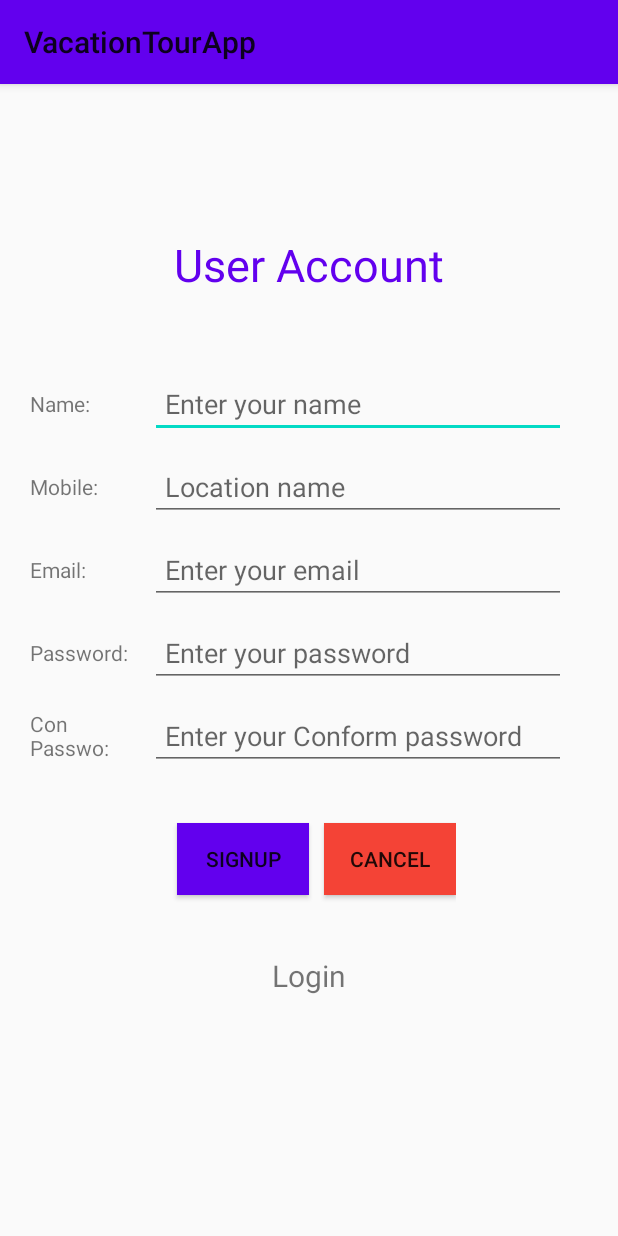
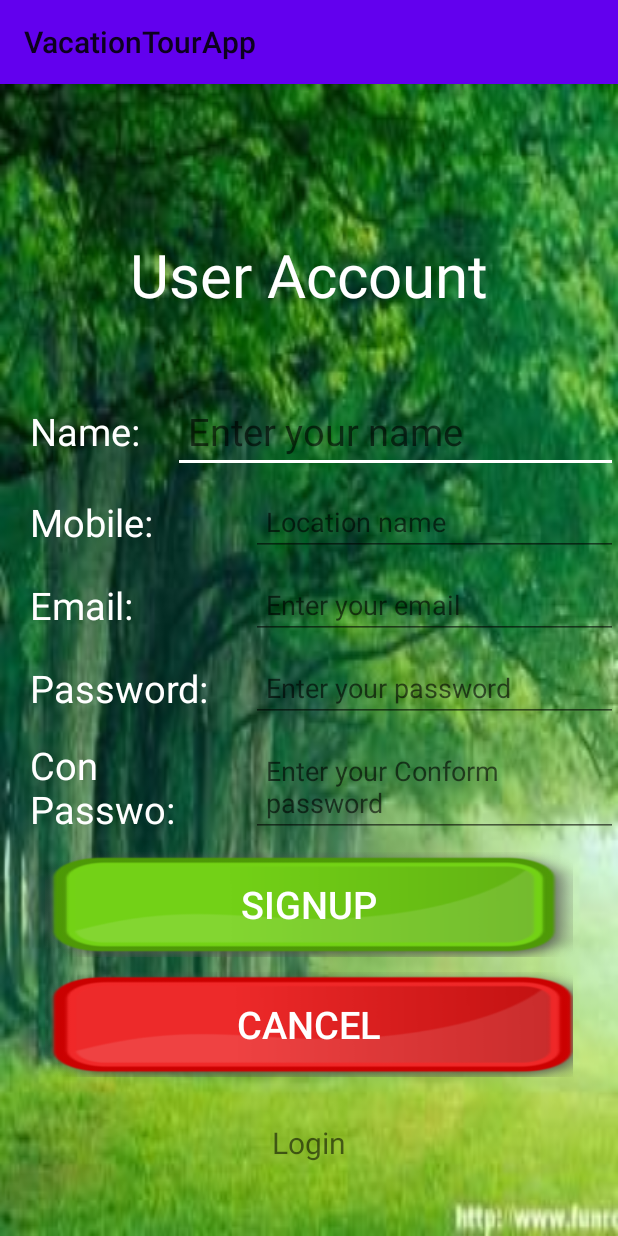
Before and after one commit to sharminrupa/VactionTourAndroidProject, an Android app: the LoginActivity screen opened directly, with no data from a screen before it, after a tap on "Registation here", on a phone screen of 412 x 824 dp. Run offline under Robolectric (Android 15) with nearby library versions, the light colour scheme and no system bars; Roboto replaces fonts that are not available here.

Commit message:
Fifth commit

```diff
--- a/app/src/main/AndroidManifest.xml
+++ b/app/src/main/AndroidManifest.xml
@@ -17,10 +17,9 @@
         android:roundIcon="@mipmap/ic_launcher_round"
         android:supportsRtl="true"
         android:theme="@style/AppTheme">
+        <activity android:name=".ViewYourTripActivity"></activity>
         <activity android:name=".TripDetailsActivity" />
-        <activity android:name=".ViewAllTripActivity">
-
-        </activity>
+        <activity android:name=".ViewAllTripActivity"></activity>
         <activity android:name=".EditTripBookingActivity" />
         <activity android:name=".ViewBookingActivity" />
         <activity android:name=".CreateTripActivity" />
--- a/app/src/main/java/com/rajendra/vacationtourapp/retrofit/RetrofitConfig.java
+++ b/app/src/main/java/com/rajendra/vacationtourapp/retrofit/RetrofitConfig.java
@@ -5,7 +5,7 @@ import retrofit2.Retrofit;
 import retrofit2.converter.gson.GsonConverterFactory;
 
 public class RetrofitConfig {
-    private static final String BASE_URL = "http://192.168.0.116:8080";
+    private static final String BASE_URL = "http://192.168.0.110:8080";
 
     private static Retrofit.Builder builder
             = new Retrofit.Builder()
--- a/app/src/main/res/layout/activity_main.xml
+++ b/app/src/main/res/layout/activity_main.xml
@@ -156,7 +156,7 @@
 
 
         <ImageView
-
+            android:id="@+id/tripList"
             android:layout_width="24dp"
             android:layout_height="24dp"
             android:layout_weight="1"
--- a/app/src/main/res/layout/activity_signup.xml
+++ b/app/src/main/res/layout/activity_signup.xml
@@ -5,6 +5,7 @@
     android:layout_width="match_parent"
     android:layout_height="match_parent"
     android:orientation="vertical"
+    android:background="@drawable/backg"
     tools:context=".MainActivity">
 
 
@@ -12,7 +13,7 @@
         android:layout_width="wrap_content"
         android:layout_height="wrap_content"
         android:layout_gravity="center"
-        android:orientation="vertical">
+        android:orientation="vertical" >
 
         <TextView
             android:layout_width="wrap_content"
@@ -20,8 +21,8 @@
             android:gravity="center"
             android:text="User Account"
             android:textFontWeight="300"
-            android:textColor="@color/colorPrimary"
-            android:textSize="30sp"
+            android:textColor="@color/cardview_light_background"
+            android:textSize="40sp"
             android:layout_marginTop="100dp"
             android:layout_marginBottom="50dp"/>
     </LinearLayout>
@@ -35,10 +36,12 @@
         android:layout_marginBottom="10dp">
 
         <TextView
-            android:layout_width="match_parent"
+            android:layout_width="180dp"
             android:layout_height="wrap_content"
             android:layout_weight="1"
             android:ems="5"
+            android:textSize="25sp"
+            android:textColor="@color/cardview_light_background"
             android:text="Name: "/>
 
         <EditText
@@ -47,6 +50,8 @@
             android:layout_height="wrap_content"
             android:ems="13"
             android:paddingLeft="10dp"
+            android:textSize="25sp"
+            android:textColor="@color/cardview_light_background"
             android:hint="Enter your name"
             android:layout_weight="1" />
 
@@ -62,10 +67,12 @@
         android:layout_marginBottom="10dp">
 
         <TextView
-            android:layout_width="match_parent"
+            android:layout_width="180dp"
             android:layout_height="wrap_content"
             android:layout_weight="1"
             android:ems="5"
+            android:textSize="25sp"
+            android:textColor="@color/cardview_light_background"
             android:text="Mobile: "/>
 
         <EditText
@@ -87,10 +94,12 @@
         android:layout_marginBottom="10dp">
 
         <TextView
-            android:layout_width="match_parent"
+            android:layout_width="180dp"
             android:layout_height="wrap_content"
             android:layout_weight="1"
             android:ems="5"
+            android:textSize="25sp"
+            android:textColor="@color/cardview_light_background"
             android:text="Email: "/>
 
         <EditText
@@ -113,10 +122,12 @@
         android:layout_marginBottom="10dp">
 
         <TextView
-            android:layout_width="match_parent"
+            android:layout_width="180dp"
             android:layout_height="wrap_content"
             android:layout_weight="1"
             android:ems="5"
+            android:textSize="25sp"
+            android:textColor="@color/cardview_light_background"
             android:text="Password: "/>
 
         <EditText
@@ -125,6 +136,7 @@
             android:layout_height="wrap_content"
             android:ems="13"
             android:paddingLeft="10dp"
+
             android:hint="Enter your password"
             android:layout_weight="1" />
 
@@ -140,10 +152,12 @@
         android:layout_marginBottom="10dp">
 
         <TextView
-            android:layout_width="match_parent"
+            android:layout_width="180dp"
             android:layout_height="wrap_content"
             android:layout_weight="1"
             android:ems="5"
+            android:textSize="25sp"
+            android:textColor="@color/cardview_light_background"
             android:text="Con Passwo: "/>
 
         <EditText
@@ -160,29 +174,35 @@
 
 
     <LinearLayout
-        android:layout_width="wrap_content"
+        android:layout_width="match_parent"
         android:layout_height="wrap_content"
-        android:orientation="horizontal"
+        android:orientation="vertical"
         android:layout_gravity="center"
-        android:paddingTop="15dp"
+        android:paddingLeft="30dp"
+        android:paddingRight="30dp"
         android:gravity="center">
 
         <Button
             android:id="@+id/addbtn"
             android:layout_width="match_parent"
-            android:layout_height="wrap_content"
+            android:layout_height="70dp"
             android:text="Signup"
-            android:layout_margin="10dp"
+            android:textSize="25sp"
+            android:textColor="@color/cardview_light_background"
             android:onClick="add"
-            android:background="@color/colorPrimary"
+            android:background="@drawable/reg"
+
             tools:ignore="OnClick" />
 
         <Button
             android:id="@+id/cancelbtn"
             android:layout_width="match_parent"
-            android:layout_height="wrap_content"
+            android:layout_height="70dp"
+            android:textSize="25sp"
+            android:layout_marginTop="10dp"
+            android:textColor="@color/cardview_light_background"
             android:text="Cancel"
-            android:background="#F44336"/>
+            android:background="@drawable/can3"/>
 
     </LinearLayout>
 
--- a/app/src/main/res/values/styles.xml
+++ b/app/src/main/res/values/styles.xml
@@ -4,7 +4,7 @@
     <style name="AppTheme" parent="Theme.AppCompat.Light.NoActionBar">
              <item name="colorPrimary">@color/colorPrimary</item>
         <item name="colorPrimaryDark">@color/colorPrimaryDark</item>
-        <item name="colorAccent">@color/colorAccent</item>
+        <item name="colorAccent">@color/cardview_light_background</item>
         <item name="android:windowNoTitle">false</item>
         <item name="android:windowActionBar">true</item>
         <item name="android:windowFullscreen">true</item>
```
Also changed, not shown: app/src/main/java/com/rajendra/vacationtourapp/LoginActivity.java (+5 -3 lines), app/src/main/java/com/rajendra/vacationtourapp/MainActivity.java (+24 -0 lines), app/src/main/java/com/rajendra/vacationtourapp/TripBookActivity.java (+22 -4 lines), app/src/main/java/com/rajendra/vacationtourapp/ViewBookingActivity.java (+7 -1 lines), app/src/main/java/com/rajendra/vacationtourapp/ViewYourTripActivity.java (added, +14 -0 lines), app/src/main/res/layout/activity_login.xml (+32 -16 lines), app/src/main/res/layout/activity_view_your_trip.xml (added, +185 -0 lines), app/src/main/res/drawable-v24/can2.jpg (added), app/src/main/res/drawable-v24/can3.png (added), app/src/main/res/drawable-v24/lgbg.png (added), app/src/main/res/drawable-v24/reg.png (added), app/src/main/res/drawable-v24/team.png (added), app/src/main/res/drawable/backg.jpg (added).
